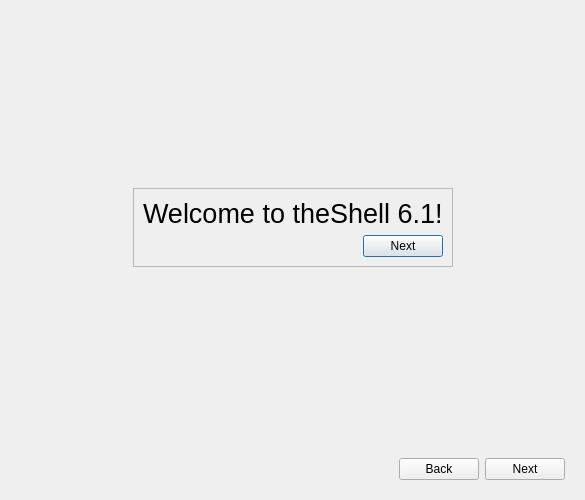
Before: the Qt Designer form onboarding.ui in vicr123/theshell, drawn with Qt 5.
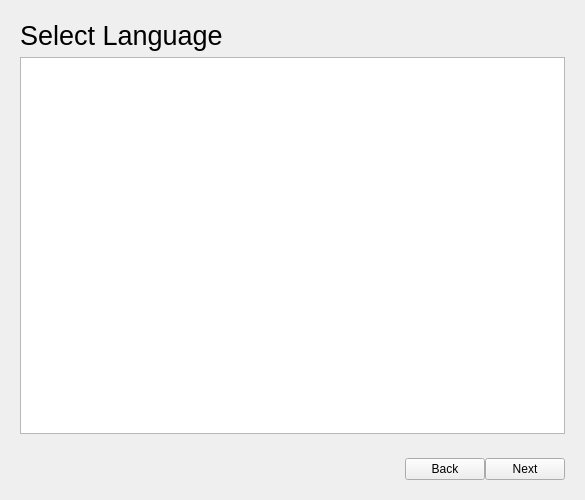
After: the same form once the commit is applied. The open tabs and pages were chosen to show the change. Icons and pictures are not drawn. Custom widgets are drawn as their Qt base class.

Commit message: Adding new localisations, language hotswapping

```diff
--- a/onboarding.ui
+++ b/onboarding.ui
@@ -22,6 +22,25 @@
      <property name="currentIndex">
       <number>0</number>
      </property>
+     <widget class="QWidget" name="page_5">
+      <layout class="QVBoxLayout" name="verticalLayout_7">
+       <item>
+        <widget class="QLabel" name="label_7">
+         <property name="font">
+          <font>
+           <pointsize>20</pointsize>
+          </font>
+         </property>
+         <property name="text">
+          <string>Select Language</string>
+         </property>
+        </widget>
+       </item>
+       <item>
+        <widget class="QListWidget" name="localeList"/>
+       </item>
+      </layout>
+     </widget>
      <widget class="QWidget" name="page">
       <property name="autoFillBackground">
        <bool>true</bool>
@@ -407,6 +426,9 @@
    <item>
     <widget class="QFrame" name="buttonBox">
      <layout class="QHBoxLayout" name="horizontalLayout">
+      <property name="spacing">
+       <number>0</number>
+      </property>
       <item>
        <spacer name="horizontalSpacer">
         <property name="orientation">
```
Left out of the diff: 14 changed lines with no effect on the pictures. The commit also changes 30 other files.
